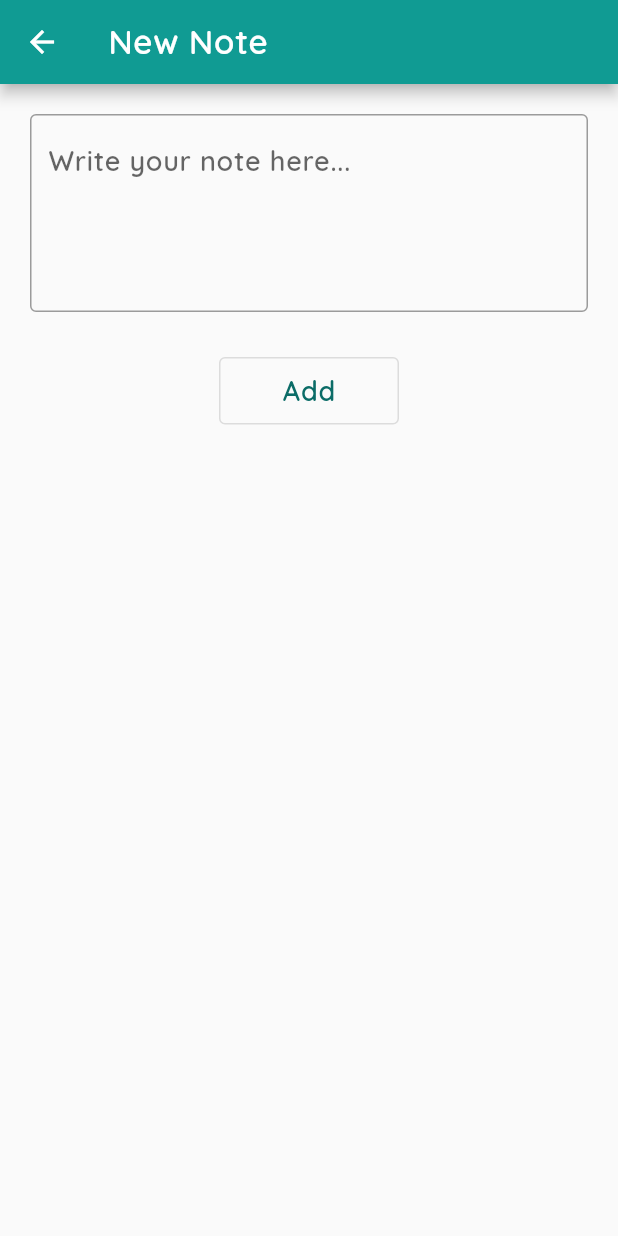
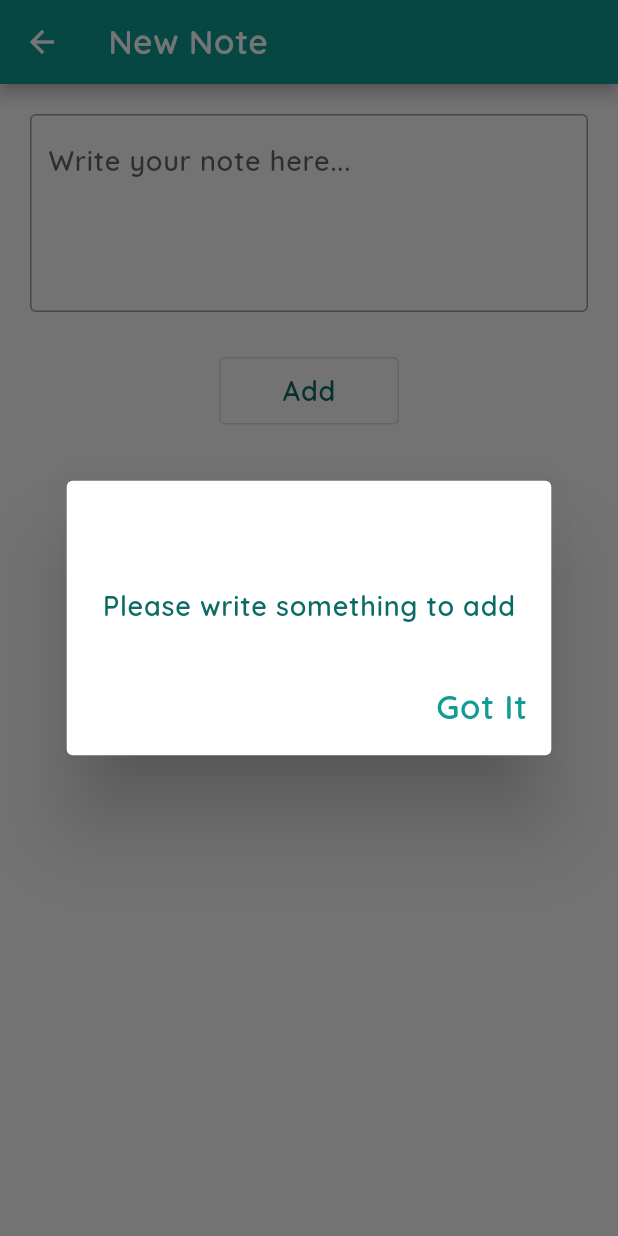
Before and after one commit to yubinkarki/quick-notes, a Flutter app: the AddNewNoteView screen opened by its route, after a tap on "Add", on a phone screen of 412 x 824 dp. Run offline on Flutter 3.47's test engine with Material 2 defaults, Android fonts, the phone set to English and light mode, and no system bars; our stand-ins replace firebase_auth, firebase_core, google_fonts, sqflite; accounts and stored records are empty.

Commit message:
Show generic dialog on adding and updating note

```diff
--- a/lib/views/note/add_new_note_view.dart
+++ b/lib/views/note/add_new_note_view.dart
@@ -3,6 +3,7 @@ import 'package:flutter/material.dart';
 import 'package:okaychata/services/auth/auth_service.dart';
 import 'package:okaychata/services/note/note_service.dart';
 import 'package:okaychata/utilities/generics/get_arguments.dart';
+import 'package:okaychata/utilities/dialogs/show_generic_dialog.dart';
 
 class AddNewNoteView extends StatefulWidget {
   const AddNewNoteView({Key? key}) : super(key: key);
@@ -33,22 +34,68 @@ class _AddNewNoteViewState extends State<AddNewNoteView> {
     return widgetNote;
   }
 
-  void _handleSaveButton() async {
+  void _handleAddButton() async {
     final text = _textController.text;
 
-    final existingUser = AuthService.factoryFirebase().currentUser!;
-    final email = existingUser.email!;
-    final owner = await _noteService.getUser(email: email);
+    FocusManager.instance.primaryFocus?.unfocus();
 
-    await _noteService.createNote(owner: owner, text: text);
+    if (text.isEmpty) {
+      Future.delayed(
+        const Duration(milliseconds: 200),
+        () => showGenericDialog(
+          context: context,
+          title: "Error",
+          content: "Please write something to add",
+          optionsBuilder: () => {"Got It": null},
+        ),
+      );
+    } else {
+      final existingUser = AuthService.factoryFirebase().currentUser!;
+      final email = existingUser.email!;
+      final owner = await _noteService.getUser(email: email);
+
+      await _noteService.createNote(owner: owner, text: text);
+
+      Future.delayed(
+        const Duration(milliseconds: 200),
+        () => showGenericDialog(
+          context: context,
+          title: "Success",
+          content: "Note added successfully",
+          optionsBuilder: () => {"Great": null},
+        ),
+      );
+    }
   }
 
   void _handleUpdateButton() async {
     final note = _note;
     final text = _textController.text;
 
+    FocusManager.instance.primaryFocus?.unfocus();
+
     if (text.isNotEmpty && note != null) {
       await _noteService.updateNote(note: note, newText: text);
+
+      Future.delayed(
+        const Duration(milliseconds: 200),
+        () => showGenericDialog(
+          context: context,
+          title: "Success",
+          content: "Note updated successfully",
+          optionsBuilder: () => {"Great": null},
+        ),
+      );
+    } else {
+      Future.delayed(
+        const Duration(milliseconds: 200),
+        () => showGenericDialog(
+          context: context,
+          title: "Error",
+          content: "Please write something to update",
+          optionsBuilder: () => {"Got It": null},
+        ),
+      );
     }
   }
 
@@ -108,7 +155,7 @@ class _AddNewNoteViewState extends State<AddNewNoteView> {
                               ),
                             )
                           : OutlinedButton(
-                              onPressed: _handleSaveButton,
+                              onPressed: _handleAddButton,
                               child: Text(
                                 "Add",
                                 style: textTheme.labelMedium,
@@ -120,10 +167,8 @@ class _AddNewNoteViewState extends State<AddNewNoteView> {
               );
 
             default:
-              return const Scaffold(
-                body: Center(
-                  child: CircularProgressIndicator(),
-                ),
+              return const Center(
+                child: CircularProgressIndicator(),
               );
           }
         },
```
